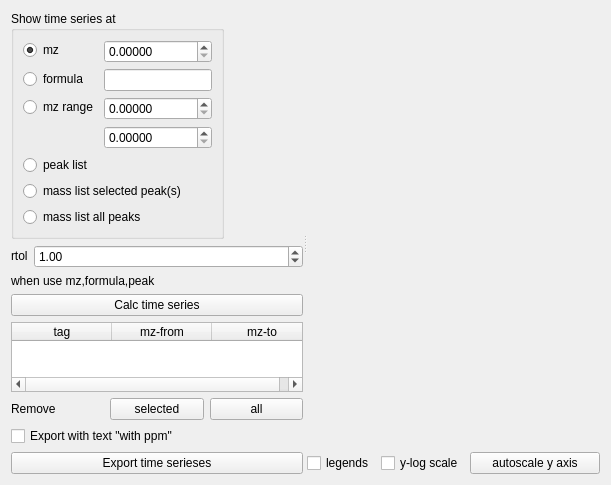
Qt form Orbitool/UI/Timeserieses.ui (l460289052/Orbitool) before a commit.
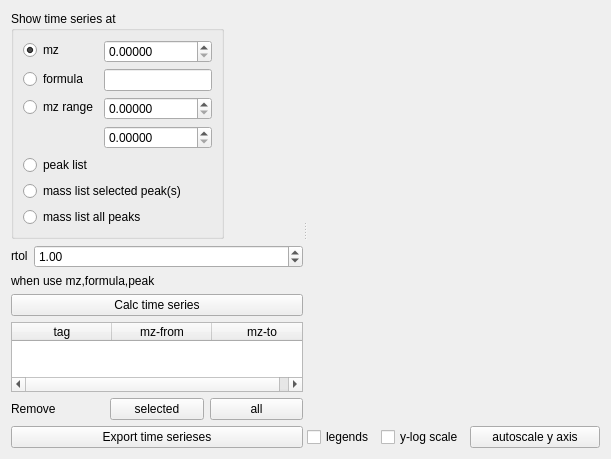
The same form after that commit.

Commit message: time series export

The edit to the form file:
```diff
--- a/Orbitool/UI/Timeserieses.ui
+++ b/Orbitool/UI/Timeserieses.ui
@@ -302,19 +302,6 @@
          </item>
         </layout>
        </item>
-       <item>
-        <widget class="QCheckBox" name="exportWithPpmCheckBox">
-         <property name="sizePolicy">
-          <sizepolicy hsizetype="Preferred" vsizetype="Fixed">
-           <horstretch>0</horstretch>
-           <verstretch>0</verstretch>
-          </sizepolicy>
-         </property>
-         <property name="text">
-          <string>Export with text &quot;with ppm&quot;</string>
-         </property>
-        </widget>
-       </item>
        <item>
         <widget class="QPushButton" name="exportPushButton">
          <property name="sizePolicy">
```
The commit also changes 6 other files.
